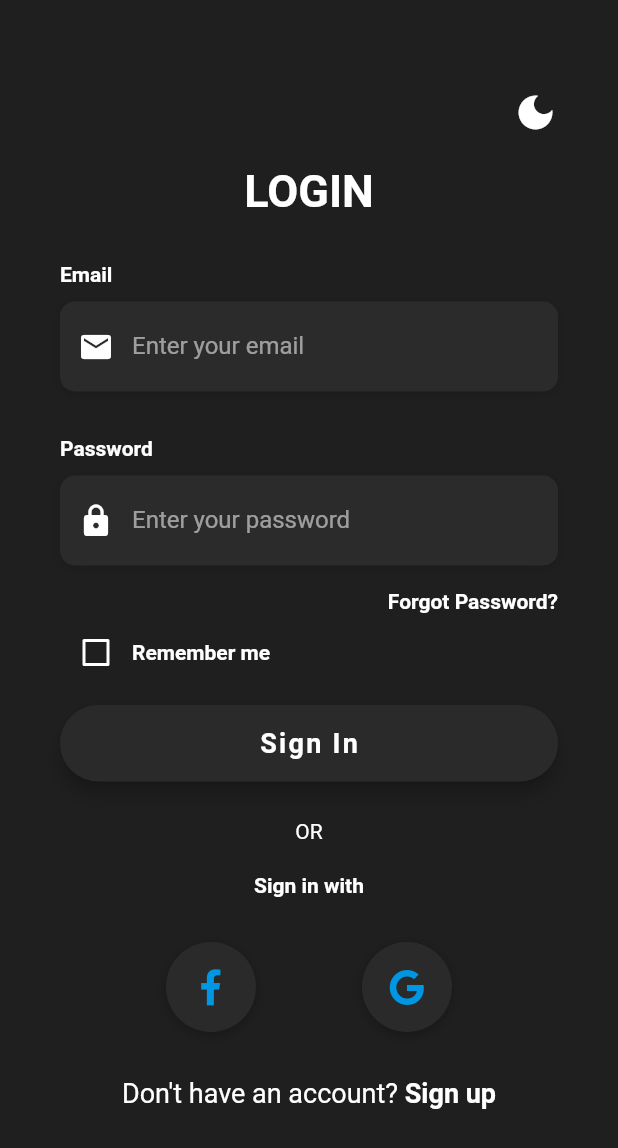
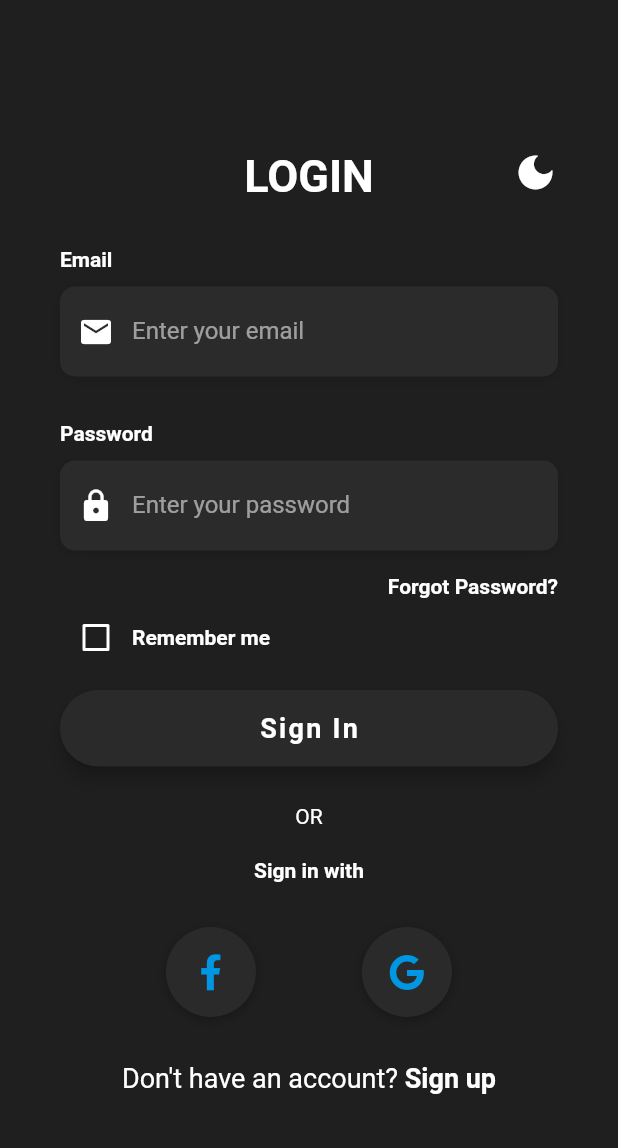
Before and after one commit to ArintonAkos/My-Instrument, a Flutter app: the LoginPage screen opened by its route, after a tap on the "light mode" icon, on a phone screen of 412 x 824 dp. Shown: the top 1148 px of the screen. Run offline on Flutter 3.47's test engine with Material 2 defaults, Android fonts, the phone set to English and light mode, and no system bars; our stand-ins replace animated_theme_switcher, custom_navigation_bar, flutter_modular, font_awesome_flutter, parse_server_sdk, shared_preferences and 1 more; accounts and stored records are empty; Roboto replaces fonts that are missing (OpenSans).

Commit message:
Login page theme corrected

```diff
--- a/lib/bloc/auth/login.dart
+++ b/lib/bloc/auth/login.dart
@@ -29,6 +29,7 @@ class _LoginPageState extends State<LoginPage> {
   bool _rememberMe = false;
   final controllerEmail = TextEditingController();
   final controllerPassword = TextEditingController();
+  late Icon _themeSwitcherIcon;
 
   bool _isButtonDisabled = false;
 
@@ -36,6 +37,7 @@ class _LoginPageState extends State<LoginPage> {
   void initState() {
     super.initState();
     _isButtonDisabled = false;
+    _themeSwitcherIcon = _getThemeIcon(Provider.of<ThemeNotifier>(context, listen: false).getThemeName());
   }
 
   void _disableButton() {
@@ -47,6 +49,21 @@ class _LoginPageState extends State<LoginPage> {
   void _enableButton() {
     setState(() {
       _isButtonDisabled = false;
+    });
+  }
+
+  void _updateThemeIcon(String oldTheme) {
+    Icon newIcon;
+    switch (oldTheme) {
+      case 'dark':
+        newIcon = _getThemeIcon('');
+        break;
+      default:
+        newIcon = _getThemeIcon('dark');
+        break;
+    }
+    setState(() {
+      _themeSwitcherIcon = newIcon;
     });
   }
 
@@ -322,26 +339,16 @@ class _LoginPageState extends State<LoginPage> {
                   physics: AlwaysScrollableScrollPhysics(),
                   padding: EdgeInsets.symmetric(
                     horizontal: 40.0,
-                    vertical: 60.0,
+                    vertical: 100.0,
                   ),
                   child: Column(
                     mainAxisAlignment: MainAxisAlignment.center,
                     children: <Widget>[
                       Container(
-                        height: 50.0,
-                        alignment: Alignment.topRight,
-                        child: InkWell(
-                          child: Icon(
-                            _getThemeIcon(Provider.of<ThemeNotifier>(context)),
-                            color: Colors.white,
-                            size: 30,
-                          ),
-                          onTap: () {
-                            _onThemeClick(Provider.of<ThemeNotifier>(context, listen: false));
-                          },
-                        ),
-                      ),
-                      Text(
+                        child: Stack(
+                          children: <Widget>[
+                            Center(
+                              child: Text(
                                 AppLocalizations.of(context)!.translate('LOGIN.LOGIN_HEADER_TEXT'),
                                 style: TextStyle(
                                   color: Colors.white,
@@ -349,6 +356,24 @@ class _LoginPageState extends State<LoginPage> {
                                   fontSize: 30.0,
                                   fontWeight: FontWeight.bold,
                                 ),
+                              )
+                            ),
+                            Container(
+                              alignment: Alignment.centerRight,
+                              child: InkWell(
+                                child: AnimatedSwitcher(
+                                  duration: const Duration(milliseconds: 250),
+                                  transitionBuilder: (Widget child, Animation<double> animation) =>
+                                    ScaleTransition(scale: animation, child: child,),
+                                  child: _themeSwitcherIcon,
+                                ),
+                                onTap: () {
+                                  _onThemeClick(Provider.of<ThemeNotifier>(context, listen: false));
+                                },
+                              ),
+                            ),
+                          ],
+                        )
                       ),
                       SizedBox(height: 30.0),
                       _buildEmailTF(),
@@ -398,8 +423,8 @@ class _LoginPageState extends State<LoginPage> {
     }
   }
 
-  IconData _getThemeIcon(ThemeNotifier themeNotifier) {
-    switch (themeNotifier.getThemeName()) {
+  IconData _getThemeIconData(String themeName) {
+    switch (themeName) {
       case 'dark':
         return Icons.dark_mode;
       default:
@@ -407,8 +432,19 @@ class _LoginPageState extends State<LoginPage> {
     }
   }
 
+  Icon _getThemeIcon(String themeName) {
+    return Icon(
+      _getThemeIconData(themeName),
+      key: ValueKey<int>(themeName == 'dark' ? 1 : 0),
+      color: Colors.white,
+      size: 30,
+    );
+  }
+
   void _onThemeClick(ThemeNotifier themeNotifier) {
-    switch (themeNotifier.getThemeName()) {
+    String themeName = themeNotifier.getThemeName();
+    _updateThemeIcon(themeName);
+    switch (themeName) {
       case 'dark':
         themeNotifier.setLightMode();
         break;
@@ -416,5 +452,6 @@ class _LoginPageState extends State<LoginPage> {
         themeNotifier.setDarkMode();
         break;
     }
+
   }
 }
--- a/lib/main.dart
+++ b/lib/main.dart
@@ -1,3 +1,4 @@
+import 'package:animated_theme_switcher/animated_theme_switcher.dart';
 import 'package:flutter/material.dart';
 import 'package:flutter_localizations/flutter_localizations.dart';
 import 'package:flutter_modular/flutter_modular.dart';
--- a/lib/shared/theme/app_theme_data.dart
+++ b/lib/shared/theme/app_theme_data.dart
@@ -33,7 +33,7 @@ class AppThemeData {
   CustomAppTheme customLightTheme = CustomAppTheme(
     LoginGradientStart: const Color(0xFF12B3F2),
     LoginGradientEnd: const Color(0xFF015497),
-    LoginInputColor: const Color(0xFF12B3F2),
+    LoginInputColor: const Color(0xFF12B3F2).withOpacity(0.5),
     LoginButtonsColor: Colors.white,
     LoginButtonText: const Color(0xFF12B3F2),
   );
--- a/lib/shared/theme/theme_manager.dart
+++ b/lib/shared/theme/theme_manager.dart
@@ -63,6 +63,8 @@ class ThemeNotifier with ChangeNotifier {
   AppThemeData? _themeData;
   AppThemeData? getTheme() => _themeData;
 
+  bool get isDarkMode => _themeName == 'dark';
+
   ThemeNotifier() {
     ThemeStorageManager.readData('themeMode').then((value) {
       var themeMode = value ?? 'light';
--- a/pubspec.yaml
+++ b/pubspec.yaml
@@ -41,7 +41,7 @@ dependencies:
   font_awesome_flutter: ^9.1.0
   custom_navigation_bar: ^0.8.2
   carousel_slider: ^4.0.0
-  smooth_page_indicator: ^0.2.3
+  smooth_page_indicator: ^1.0.0+2
   parse_server_sdk: ^3.1.0
   flutter_modular: ^3.4.1+1
 
```
Also changed, not shown: pubspec.lock. Lines whose indentation alone changed are shown as unchanged.
